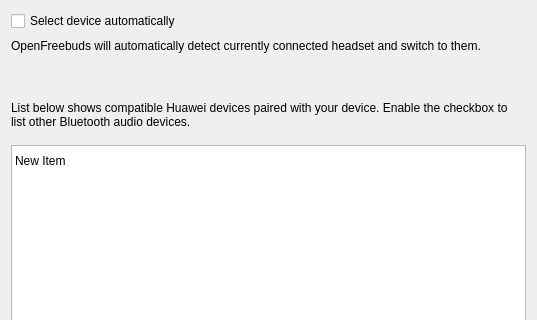
melianmiko/OpenFreebuds, file openfreebuds_qt/designer/module_device_select.ui: the form before one commit; both pictures show x 0 to 537 and y 0 to 320 of the 537 by 526 pixel window.
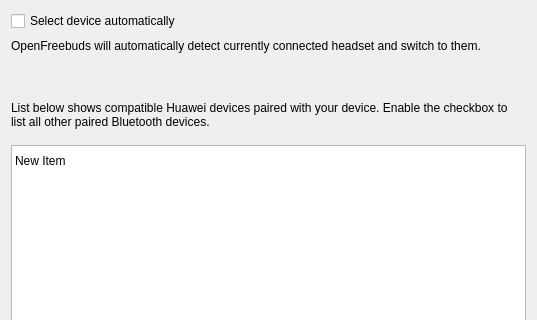
The form after the commit.

Commit message:
Restore full paired-device list for unsupported devices
The Show unsupported toggle now bypasses the Huawei whitelist and restores the original OpenFreebuds list of all bonded Bluetooth devices, instead of filtering them down to Bluetooth audio class devices.

Remove the now-unused Windows class_of_device/major_class plumbing and update UI copy, translations and tests.

The edit to the form file:
```diff
--- a/openfreebuds_qt/designer/module_device_select.ui
+++ b/openfreebuds_qt/designer/module_device_select.ui
@@ -115,7 +115,7 @@
          </sizepolicy>
         </property>
         <property name="text">
-         <string>List below shows compatible Huawei devices paired with your device. Enable the checkbox to list other Bluetooth audio devices.</string>
+         <string>List below shows compatible Huawei devices paired with your device. Enable the checkbox to list all other paired Bluetooth devices.</string>
         </property>
         <property name="wordWrap">
          <bool>true</bool>
```
Left out of the diff: 2 changed lines with no effect on the pictures. The commit also changes 13 other files.
